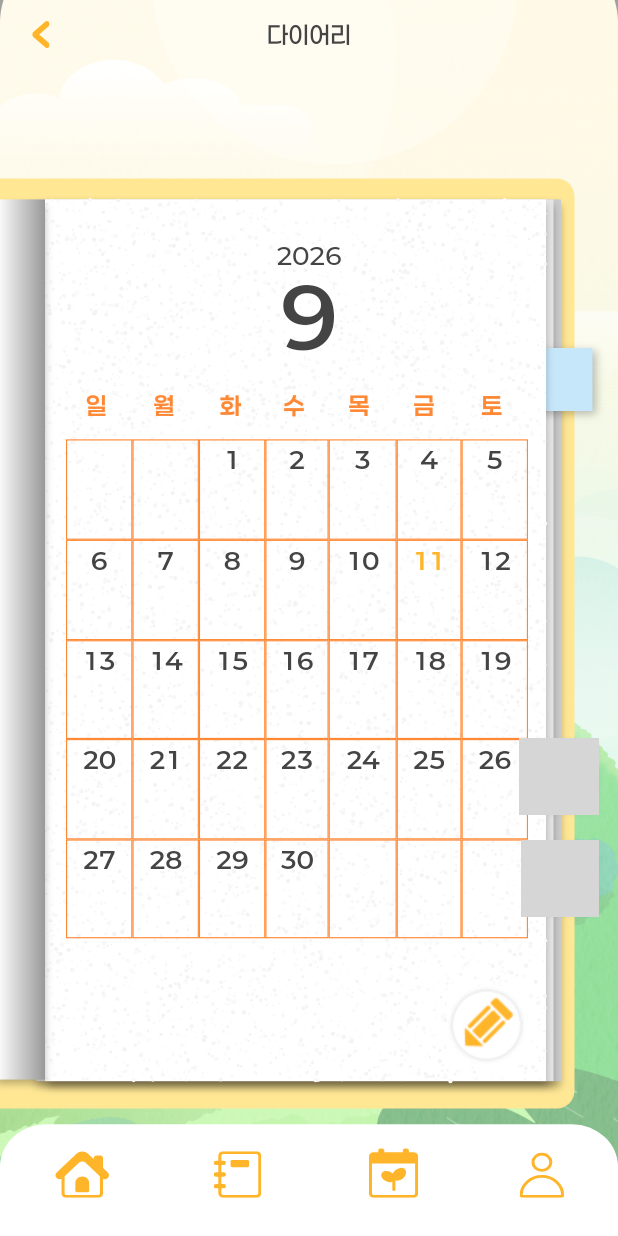
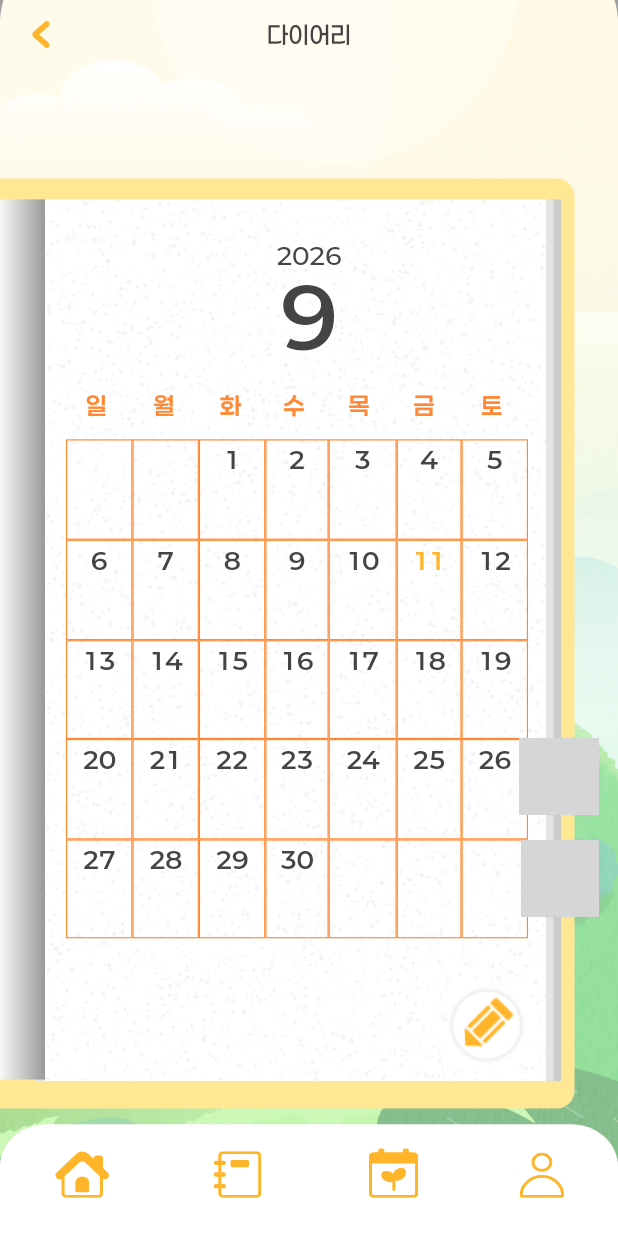
Before and after one commit to YuEngMe/Leafie, a Flutter app: the screen it shows once a user with an empty profile is signed in, item 2 of the bottom bar chosen, on a phone screen of 412 x 824 dp. Run offline on Flutter 3.47's test engine with Material 3 defaults, Android fonts, the phone set to English and light mode, and no system bars; our stand-ins replace flutter_dotenv, flutter_svg, image_picker, supabase_flutter; accounts and stored records are empty; project files that could hold a hidden picture were left out; grey boxes are pictures that could not be loaded.

Commit message:
fix(frontend): 다이어리 책갈피를 빼고 저장 버튼을 넣는다 (디자이너 요청)
2026-09-11 디자이너 수정 요청 중 확정된 세 건:

- 종이 오른쪽 위 파란 책갈피(DiaryTab)는 없어도 되겠다고 해서 달력·글쓰기
  둘 다에서 뺀다. 클래스·색 상수·좌표도 같이 지운다.
- 글쓰기 화면에 '저장하기' 버튼이 없어 뒤로가기로만 저장됐다. 종이 안
  본문칸 아래(46, 657, 304×48)에 넣는다 — 화면 바닥은 네비바가 가린다.
  본문칸은 290→228로 줄이고 안쪽 여백 +8, 행간 23→27로 여유를 준다.
- 종이 질감 알갱이가 종이 가장자리 밖으로 삐져나오던 것을 clipRect로
  막는다. 장마다 있던 3.5px 그림자는 표지 위로 번져 지저분하다는 뜻으로
  읽어 뺐다 — 두께감은 뒤에 겹친 두 장이 낸다.

iPhone 16 Pro에서 확인했다. 캘린더 쪽 두 건(두 번째 프레임 잘림,
그라데이션)은 디자이너가 다시 설명하기로 해 보류.

Co-Authored-By: Claude Fable 5.1 <noreply@anthropic.com>
Claude-Session: https://claude.ai/code/session_016cEZaxycdvPC2U1fgjug9F

```diff
--- a/frontend/lib/theme/app_colors.dart
+++ b/frontend/lib/theme/app_colors.dart
@@ -53,7 +53,6 @@ const Color kBackgroundWhite = Color(0xFFFFFFFF); // 배경_화이트
 const Color kModalBarrier = Color(0x73000000);
 
 // 다이어리 종이 오른쪽 책갈피(2766:203).
-const Color kDiaryTabBlue = Color(0xFFC6E6F9);
 
 // 달력 격자선(2739:35026 테두리). 시안은 회색이 아니라 옅은 주황이다.
 const Color kDiaryGridLine = Color(0xFFFF8834);
--- a/frontend/lib/widgets/diary_components.dart
+++ b/frontend/lib/widgets/diary_components.dart
@@ -95,18 +95,17 @@ class DiaryScaffoldBody extends StatelessWidget {
         // 뒤에 겹친 종이 두 장이 두께를 만든다(3496:11988, 3496:11989).
         Positioned.fromRect(
           rect: DiaryLayout.paperBack2,
-          child: const _PaperSheet(color: kDiaryPaperBack2, blur: 3.70),
+          child: const _PaperSheet(color: kDiaryPaperBack2),
         ),
         Positioned.fromRect(
           rect: DiaryLayout.paperBack1,
-          child: const _PaperSheet(color: kDiaryPaperBack1, blur: 3.68),
+          child: const _PaperSheet(color: kDiaryPaperBack1),
         ),
         ...paperTabs,
         Positioned.fromRect(
           rect: DiaryLayout.paper,
           child: const _PaperSheet(
             color: kDiaryPaper,
-            blur: 3.45,
             // 종이 질감(3496:12000). 내보낸 PNG가 순백이라 쓸 수 없어
             // 시안에서 잰 노이즈(밝기 243~253)를 직접 뿌린다.
             child: CustomPaint(painter: _PaperGrainPainter()),
@@ -120,13 +119,6 @@ class DiaryScaffoldBody extends StatelessWidget {
               gradient: LinearGradient(
                 colors: [kBackgroundWhite, Color(0xFF999999)],
               ),
-              boxShadow: [
-                BoxShadow(
-                  color: Color(0x40000000),
-                  blurRadius: 3.45,
-                  offset: Offset(0, 3.45),
-                ),
-              ],
             ),
             child: const SizedBox.expand(),
           ),
@@ -171,27 +163,17 @@ class DiaryScaffoldBody extends StatelessWidget {
 }
 
 /// 겹쳐 놓는 종이 한 장. 세 장이 두께를 만든다(3496:11988~11999).
+/// 시안은 장마다 3.5px 그림자가 있지만 표지 위로 번져 지저분해 보인다고
+/// 해서(2026-09-11 디자이너 요청) 뺐다. 두께감은 뒤에 겹친 두 장이 낸다.
 class _PaperSheet extends StatelessWidget {
-  const _PaperSheet({required this.color, required this.blur, this.child});
+  const _PaperSheet({required this.color, this.child});
 
   final Color color;
-  final double blur;
   final Widget? child;
 
   @override
-  Widget build(BuildContext context) => DecoratedBox(
-    decoration: BoxDecoration(
-      color: color,
-      boxShadow: [
-        BoxShadow(
-          color: const Color(0x40000000),
-          blurRadius: blur,
-          offset: Offset(0, blur),
-        ),
-      ],
-    ),
-    child: child ?? const SizedBox.expand(),
-  );
+  Widget build(BuildContext context) =>
+      ColoredBox(color: color, child: child ?? const SizedBox.expand());
 }
 
 /// 종이의 오돌토돌한 결. 시안은 밝기 243~253 사이의 잔 알갱이다.
@@ -200,6 +182,8 @@ class _PaperGrainPainter extends CustomPainter {
 
   @override
   void paint(Canvas canvas, Size size) {
+    // 가장자리 알갱이가 종이 밖으로 삐져나오지 않게 자른다.
+    canvas.clipRect(Offset.zero & size);
     // 매 프레임 달라지면 지저분하니 자리를 고정한다.
     final random = Random(7);
     final paint = Paint();
@@ -220,34 +204,6 @@ class _PaperGrainPainter extends CustomPainter {
 
   @override
   bool shouldRepaint(_PaperGrainPainter oldDelegate) => false;
-}
-
-/// 종이 오른쪽에 붙은 파란 책갈피(2766:203). 단색 사각형이라 직접 그린다.
-class DiaryTab extends StatelessWidget {
-  const DiaryTab({super.key, this.onTap, this.color = kDiaryTabBlue});
-
-  final VoidCallback? onTap;
-  final Color color;
-
-  @override
-  Widget build(BuildContext context) {
-    return GestureDetector(
-      onTap: onTap,
-      child: DecoratedBox(
-        decoration: BoxDecoration(
-          color: color,
-          boxShadow: const [
-            BoxShadow(
-              color: Color(0x40000000),
-              blurRadius: 4,
-              offset: Offset(2, 2),
-            ),
-          ],
-        ),
-        child: const SizedBox.expand(),
-      ),
-    );
-  }
 }
 
 /// 달력 한 장(2739:34974). 연·월과 요일 머리글, 6주 격자.
```
Also changed, not shown: frontend/lib/screens/diary_screen.dart (+28 -10 lines), 2 other files.
